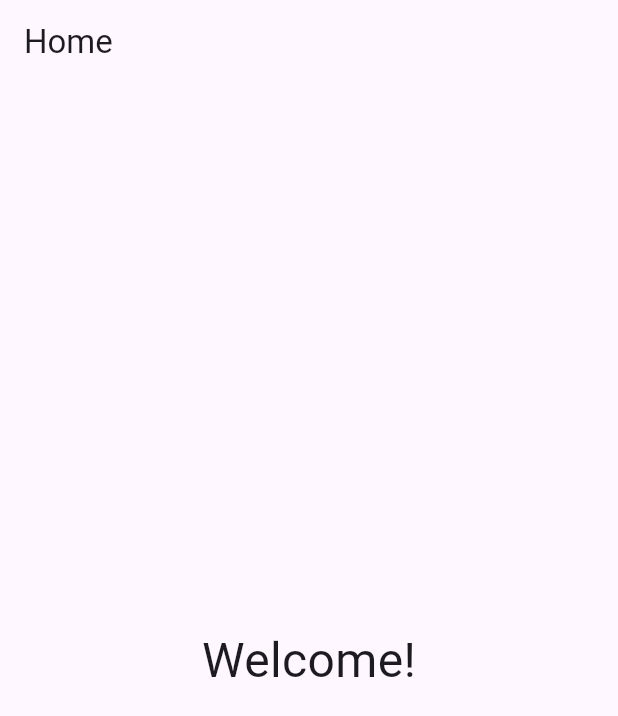
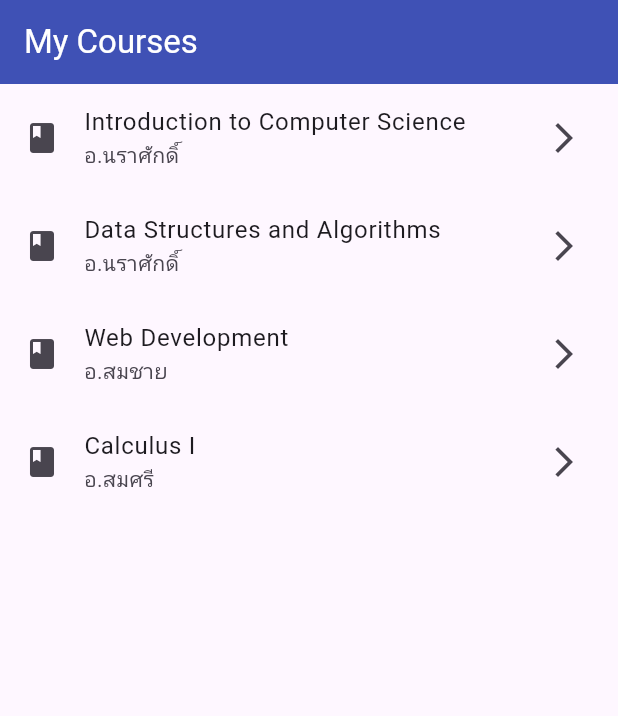
Before and after one commit to 681102106-ux/auto_checkin, a Flutter app: the HomeScreen screen opened directly, on a phone screen of 412 x 824 dp. Shown: the top 716 px of the screen. Run offline on Flutter 3.47's test engine with Material 3 defaults, Android fonts, the phone set to English and light mode, and no system bars.

Commit message:
homepage and show list course

```diff
--- /dev/null
+++ b/lib/models/course.dart
@@ -0,0 +1,7 @@
+class Course {
+  final String id;
+  final String name;
+  final String professorName;
+
+  Course({required this.id, required this.name, required this.professorName});
+}
--- a/lib/screens/check_in_screen.dart
+++ b/lib/screens/check_in_screen.dart
@@ -0,0 +1,22 @@
+import 'package:flutter/material.dart';
+import '../models/course.dart'; // Import พิมพ์เขียวเข้ามาด้วย
+
+class CheckInScreen extends StatelessWidget {
+  // 1. สร้าง "ช่องรับ" ข้อมูลวิชาจากหน้า Home
+  final Course course;
+
+  const CheckInScreen({super.key, required this.course});
+
+  @override
+  Widget build(BuildContext context) {
+    return Scaffold(
+      appBar: AppBar(
+        // 2. แสดงชื่อวิชาที่ได้รับมาบน AppBar
+        title: Text('Check-in: ${course.name}'),
+        backgroundColor: Colors.indigo,
+        foregroundColor: Colors.white,
+      ),
+      body: const Center(child: Text('Student list will be here.')),
+    );
+  }
+}
--- a/lib/screens/home_screen.dart
+++ b/lib/screens/home_screen.dart
@@ -1,14 +1,61 @@
 import 'package:flutter/material.dart';
+import '../models/course.dart'; // 1. Import พิมพ์เขียวของเราเข้ามา
+import 'check_in_screen.dart'; // 2. Import หน้าเช็คชื่อ (เดี๋ยวเราจะสร้างกัน)
 
-class HomeScreen extends StatelessWidget {
+class HomeScreen extends StatefulWidget {
   const HomeScreen({super.key});
+
+  @override
+  State<HomeScreen> createState() => _HomeScreenState();
+}
+
+class _HomeScreenState extends State<HomeScreen> {
+  // 3. สร้าง "ข้อมูลจำลอง" (Mock Data) สำหรับรายวิชา
+  // ในอนาคต เราจะไปดึงข้อมูลนี้มาจากฐานข้อมูลจริงๆ
+  final List<Course> _courses = [
+    Course(
+      id: 'CS101',
+      name: 'Introduction to Computer Science',
+      professorName: 'อ.นราศักดิ์',
+    ),
+    Course(
+      id: 'CS203',
+      name: 'Data Structures and Algorithms',
+      professorName: 'อ.นราศักดิ์',
+    ),
+    Course(id: 'CS305', name: 'Web Development', professorName: 'อ.สมชาย'),
+    Course(id: 'MA101', name: 'Calculus I', professorName: 'อ.สมศรี'),
+  ];
 
   @override
   Widget build(BuildContext context) {
     return Scaffold(
-      appBar: AppBar(title: const Text('Home')),
-      body: const Center(
-        child: Text('Welcome!', style: TextStyle(fontSize: 32)),
+      appBar: AppBar(
+        title: const Text('My Courses'),
+        backgroundColor: Colors.indigo,
+        foregroundColor: Colors.white,
+      ),
+      // 4. ใช้ ListView.builder เพื่อสร้างลิสต์ที่มีประสิทธิภาพ
+      body: ListView.builder(
+        itemCount: _courses.length, // บอก ListView ว่ามีกี่รายการ
+        itemBuilder: (context, index) {
+          final course = _courses[index];
+          // 5. ใช้ ListTile ในการแสดงผลแต่ละรายการ
+          return ListTile(
+            leading: const Icon(Icons.book),
+            title: Text(course.name),
+            subtitle: Text(course.professorName),
+            trailing: const Icon(Icons.arrow_forward_ios),
+            onTap: () {
+              // 6. เมื่อกดที่รายวิชา ให้ "ส่งข้อมูลวิชา" ไปยังหน้า CheckInScreen
+              Navigator.of(context).push(
+                MaterialPageRoute(
+                  builder: (context) => CheckInScreen(course: course),
+                ),
+              );
+            },
+          );
+        },
       ),
     );
   }
```
